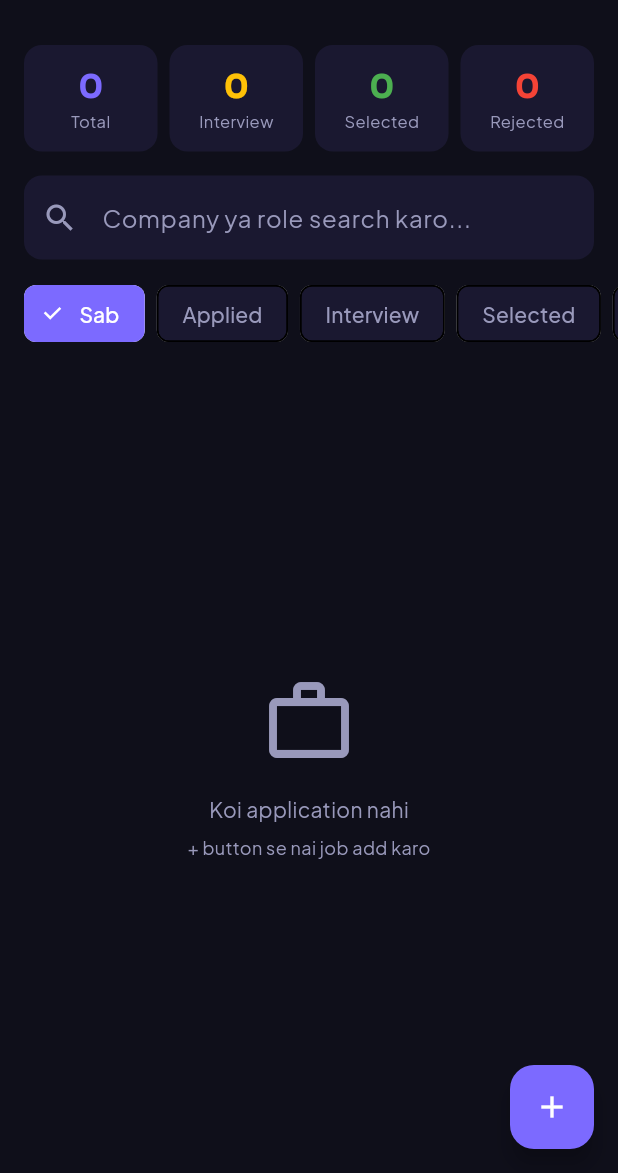
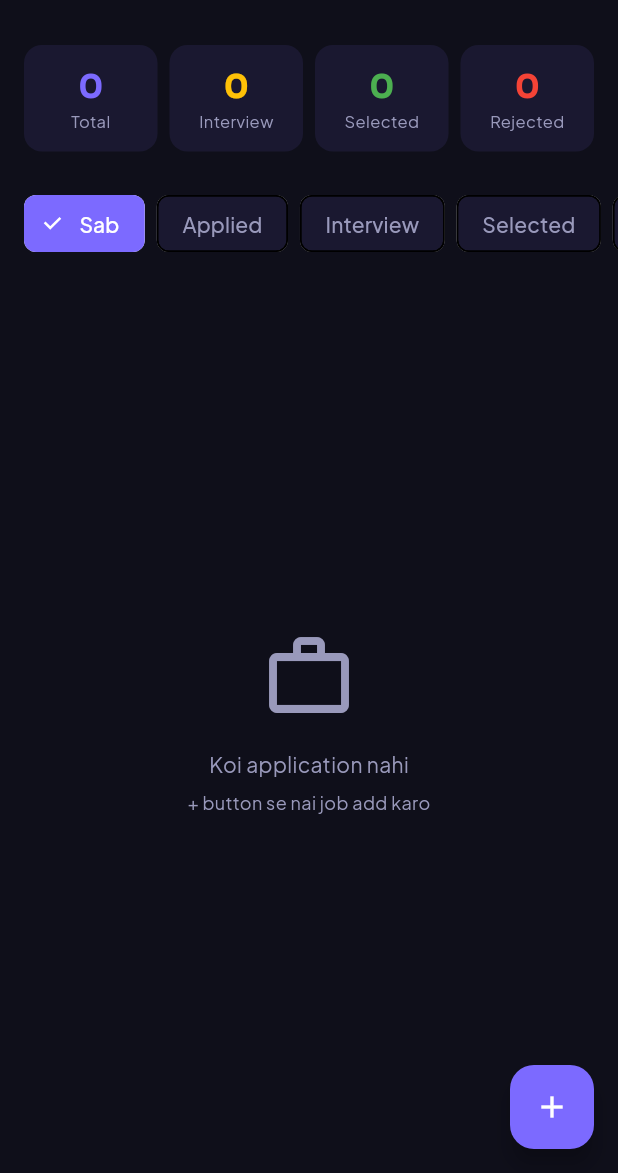
Before and after one commit to AbdullahBuildsDev/HireReady.pk, a Flutter app: the screen it shows once a user with an empty profile is signed in, on a phone screen of 412 x 824 dp, the part 63-1236 px from its top. Run offline on Flutter 3.47's test engine with Material 3 defaults, Android fonts, the phone set to English and light mode, and no system bars; our stand-ins replace cloud_firestore, firebase_auth, firebase_core, google_fonts, google_sign_in; accounts and stored records are empty.

Commit message:
Fix: Remove search bar, clean dashboard

```diff
--- a/lib/screens/dashboard_screen.dart
+++ b/lib/screens/dashboard_screen.dart
@@ -18,7 +18,6 @@ class DashboardScreen extends StatefulWidget {
 class _DashboardScreenState extends State<DashboardScreen> {
   final _authService = AuthService();
   final _firestoreService = FirestoreService();
-  String _searchQuery = '';
   String _filterStatus = 'all';
 
   Color _statusColor(String status) {
@@ -73,10 +72,7 @@ class _DashboardScreenState extends State<DashboardScreen> {
           }
           final jobs = snapshot.data ?? [];
           final filtered = jobs.where((j) {
-            final matchSearch = j.company.toLowerCase().contains(_searchQuery.toLowerCase()) ||
-                j.role.toLowerCase().contains(_searchQuery.toLowerCase());
-            final matchFilter = _filterStatus == 'all' || j.status == _filterStatus;
-            return matchSearch && matchFilter;
+            return _filterStatus == 'all' || j.status == _filterStatus;
           }).toList();
 
           final total = jobs.length;
@@ -100,25 +96,7 @@ class _DashboardScreenState extends State<DashboardScreen> {
                   ],
                 ),
               ),
-              Padding(
-                padding: const EdgeInsets.symmetric(horizontal: 16),
-                child: TextField(
-                  onChanged: (v) => setState(() => _searchQuery = v),
-                  style: const TextStyle(color: AppColors.textWhite),
-                  decoration: InputDecoration(
-                    hintText: 'Company ya role search karo...',
-                    hintStyle: const TextStyle(color: AppColors.textGrey),
-                    prefixIcon: const Icon(Icons.search, color: AppColors.textGrey),
-                    filled: true,
-                    fillColor: AppColors.card,
-                    border: OutlineInputBorder(
-                      borderRadius: BorderRadius.circular(12),
-                      borderSide: BorderSide.none,
-                    ),
-                  ),
-                ),
-              ),
-              const SizedBox(height: 12),
+              const SizedBox(height: 8),
               SingleChildScrollView(
                 scrollDirection: Axis.horizontal,
                 padding: const EdgeInsets.symmetric(horizontal: 16),
@@ -127,7 +105,7 @@ class _DashboardScreenState extends State<DashboardScreen> {
                       .map((s) => Padding(
                             padding: const EdgeInsets.only(right: 8),
                             child: FilterChip(
-                              label: Text(_filterStatus == 'all' && s == 'all' ? 'Sab' : _statusLabel(s),
+                              label: Text(s == 'all' ? 'Sab' : _statusLabel(s),
                                   style: TextStyle(
                                       color: _filterStatus == s
                                           ? Colors.white
```
